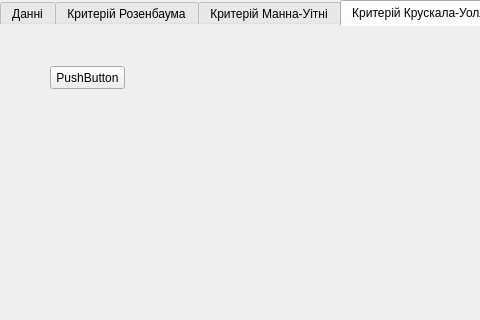
Qt form mainwindow.ui (0wn3r/matstat) before a commit; both pictures show x 0 to 480 and y 0 to 320 of the 732 by 479 pixel window.
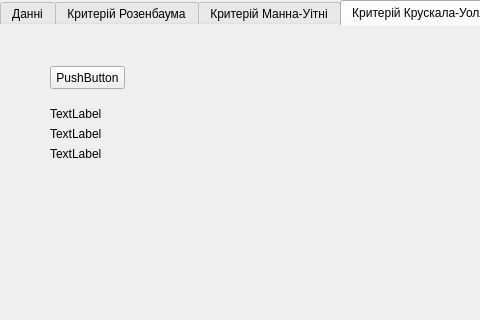
The same form after that commit.

Commit message: Finish Kurskall-Wallis test.

The edit to the form file:
```diff
--- a/mainwindow.ui
+++ b/mainwindow.ui
@@ -324,6 +324,45 @@
        <string>PushButton</string>
       </property>
      </widget>
+     <widget class="QLabel" name="label_11">
+      <property name="geometry">
+       <rect>
+        <x>50</x>
+        <y>80</y>
+        <width>151</width>
+        <height>16</height>
+       </rect>
+      </property>
+      <property name="text">
+       <string>TextLabel</string>
+      </property>
+     </widget>
+     <widget class="QLabel" name="label_12">
+      <property name="geometry">
+       <rect>
+        <x>50</x>
+        <y>100</y>
+        <width>101</width>
+        <height>16</height>
+       </rect>
+      </property>
+      <property name="text">
+       <string>TextLabel</string>
+      </property>
+     </widget>
+     <widget class="QLabel" name="label_13">
+      <property name="geometry">
+       <rect>
+        <x>50</x>
+        <y>120</y>
+        <width>101</width>
+        <height>16</height>
+       </rect>
+      </property>
+      <property name="text">
+       <string>TextLabel</string>
+      </property>
+     </widget>
     </widget>
    </widget>
   </widget>
```
The commit also changes 1 other file.
